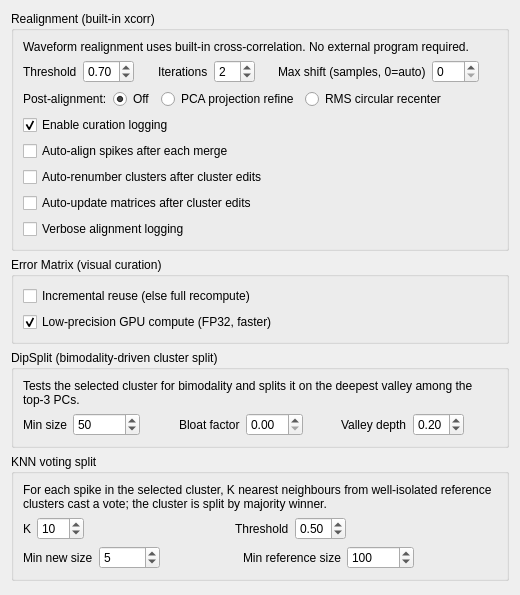
Qt form src/klusters/src/prefrefinementlayout.ui (Gravios/neurosuite-3) before a commit.
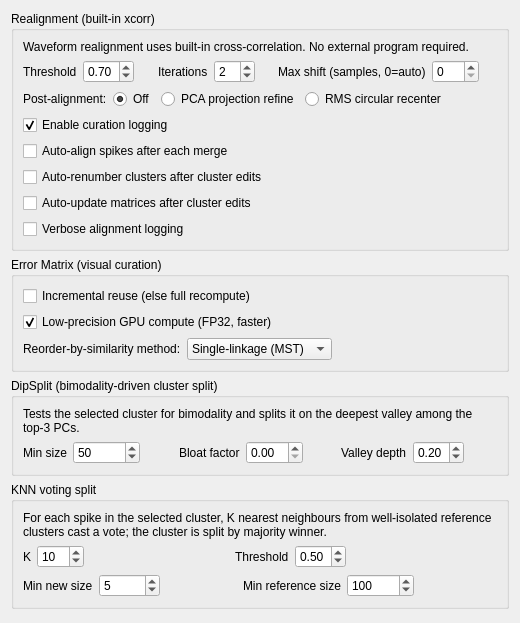
The same form after that commit.

Commit message: klusters: add spectral (Fiedler) reorder method with a preferences dropdown

```diff
--- a/src/klusters/src/prefrefinementlayout.ui
+++ b/src/klusters/src/prefrefinementlayout.ui
@@ -308,6 +308,36 @@
         </property>
        </widget>
       </item>
+      <item row="2" column="0">
+       <layout class="QHBoxLayout" name="reorderMethodRow">
+        <item>
+         <widget class="QLabel" name="reorderMethodLabel">
+          <property name="text">
+           <string>Reorder-by-similarity method:</string>
+          </property>
+         </widget>
+        </item>
+        <item>
+         <widget class="QComboBox" name="reorderMethodComboBox">
+          <property name="toolTip">
+           <string>Algorithm used by Reorder Clusters by Similarity (Shift+S) to turn the similarity matrix into a cluster ordering. Single-linkage (MST): the maximum-spanning-tree leaf order, very fast (O(N^2)) but tends to chain. Spectral (Fiedler): sort by the Fiedler vector of the similarity Laplacian via a parallel power iteration, often a smoother heatmap gradient. Both read whichever matrix is computed (error or template). Default: Single-linkage (MST).</string>
+          </property>
+          <item>
+           <property name="text"><string>Single-linkage (MST)</string></property>
+          </item>
+          <item>
+           <property name="text"><string>Spectral (Fiedler)</string></property>
+          </item>
+         </widget>
+        </item>
+        <item>
+         <spacer name="reorderMethodSpacer">
+          <property name="orientation"><enum>Qt::Horizontal</enum></property>
+          <property name="sizeHint" stdset="0"><size><width>40</width><height>20</height></size></property>
+         </spacer>
+        </item>
+       </layout>
+      </item>
      </layout>
     </widget>
    </item>
```
The commit also changes 6 other files.
